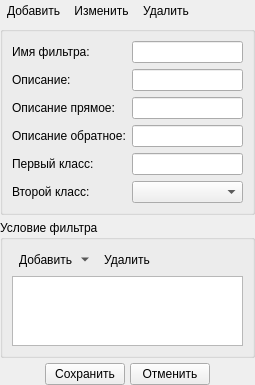
Before: the Qt Designer form src/plugins/modeleride/filterpropwidget.ui in rdnvndr/raindrop, drawn with Qt 5.
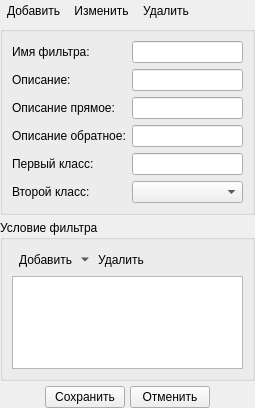
After: the same form once the commit is applied. Icons and pictures are not drawn. Custom widgets are drawn as their Qt base class.

Patch:
```diff
--- a/src/plugins/modeleride/filterpropwidget.ui
+++ b/src/plugins/modeleride/filterpropwidget.ui
@@ -7,7 +7,7 @@
     <x>0</x>
     <y>0</y>
     <width>255</width>
-    <height>370</height>
+    <height>408</height>
    </rect>
   </property>
   <property name="windowTitle">
@@ -186,6 +186,9 @@
      <layout class="QVBoxLayout" name="verticalLayout_2">
       <item>
        <layout class="QHBoxLayout" name="horizontalLayoutConditionButton">
+        <property name="spacing">
+         <number>0</number>
+        </property>
         <item>
          <widget class="QToolButton" name="toolButtonCondAdd">
           <property name="text">
```
